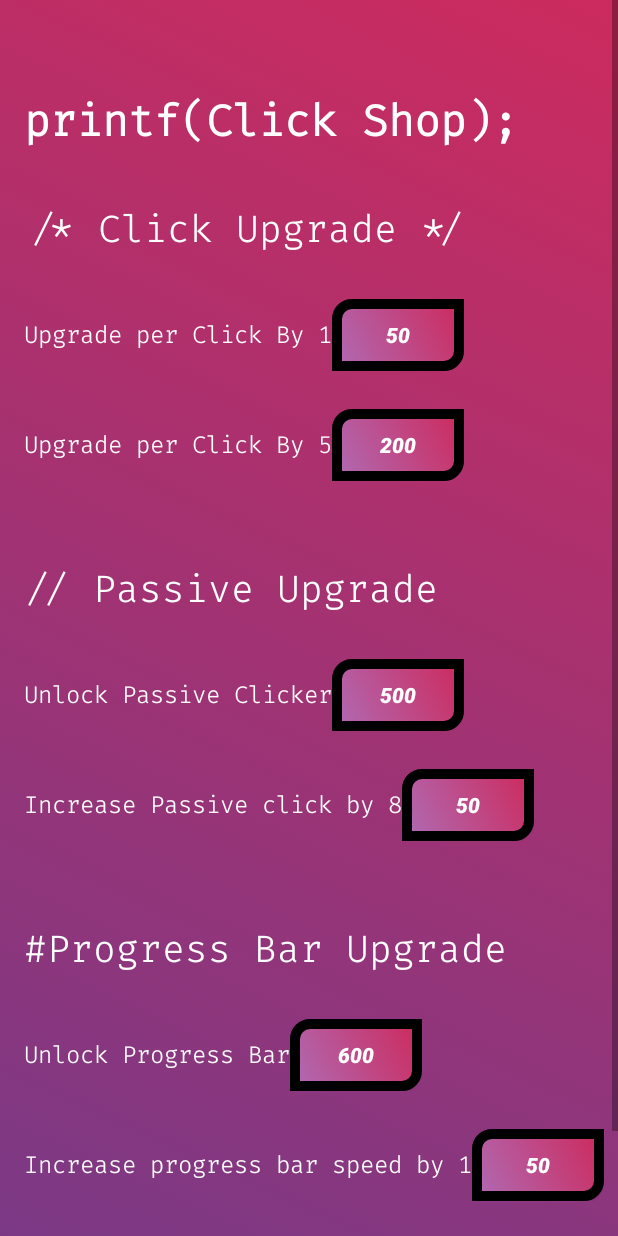
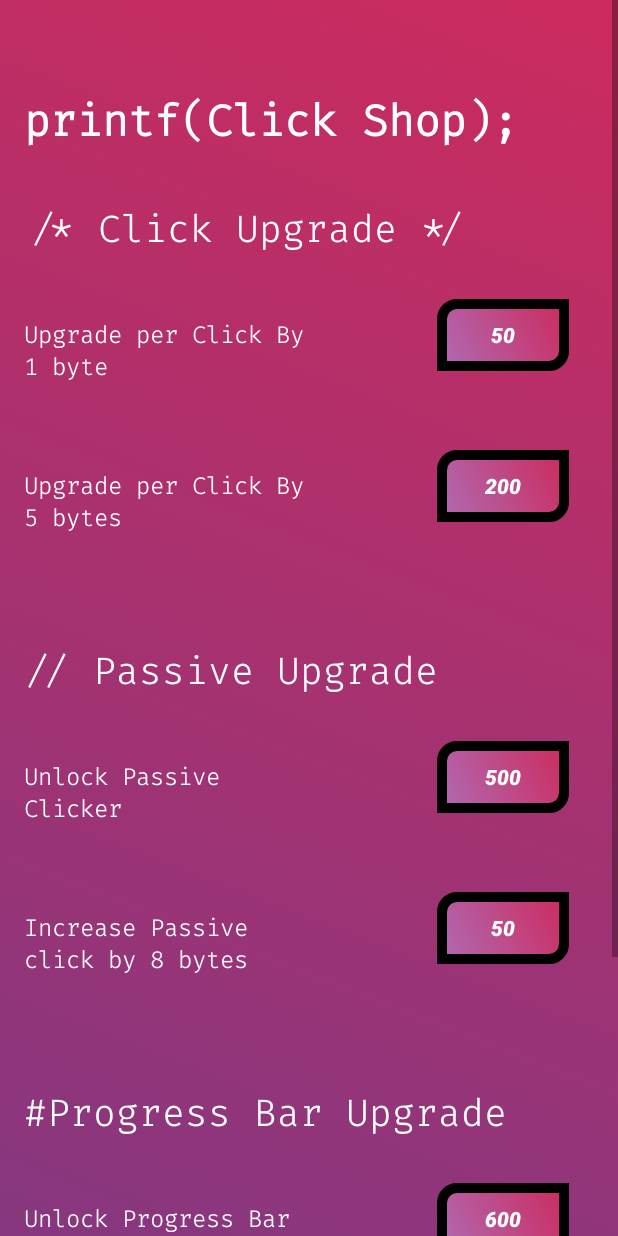
Before and after one commit to Nusse0712/AndroidProject, an Android app: the screen it shows after launch (ShopActivity), after a tap on "TO SHOP", on a phone screen of 412 x 824 dp. Run offline under Robolectric (Android 15) with nearby library versions, the phone set to English and light mode, and no system bars; 1 other tap on this screen came first.

Commit message:
upgrades to the shop xml file

```diff
--- a/app/src/main/java/com/cornez/androidproject/MainActivity.java
+++ b/app/src/main/java/com/cornez/androidproject/MainActivity.java
@@ -107,7 +107,7 @@ private MediaPlayer mp;
 
     //a function that is used for the apply button in the popup
     public void applySettings(View view){
-        volumeBar.setProgress(volumeBar.getProgress()); //set the progess of the bars first
+        volumeBar.setProgress(volumeBar.getProgress()); //set the process of the bars first
         sfxBar.setProgress(sfxBar.getProgress());
         audioManager.setStreamVolume(AudioManager.STREAM_MUSIC,volumeBar.getProgress(), 0);
         //do the same for sfx;
@@ -162,7 +162,7 @@ private MediaPlayer mp;
             myDialog.setContentView(R.layout.custompopup);
             myDialog.show(); //on click shows the dialog box
 
-            //volumeBar and sfxBar and myDialog are only useable in this scope
+            //volumeBar and sfxBar and myDialog are only usable in this scope
             volumeBar = myDialog.findViewById(R.id.musicBar);
             volumeBar.setMax(100);
             volumeBar.setProgress(getCurrentVol());
--- a/app/src/main/res/layout/activity_shop.xml
+++ b/app/src/main/res/layout/activity_shop.xml
@@ -1,6 +1,8 @@
 <?xml version="1.0" encoding="utf-8"?>
 <ScrollView
     xmlns:android="http://schemas.android.com/apk/res/android"
+    xmlns:app="http://schemas.android.com/apk/res-auto"
+    xmlns:tools="http://schemas.android.com/tools"
     android:id="@+id/scroll"
     android:layout_width="match_parent"
     android:layout_height="wrap_content"
@@ -8,8 +10,6 @@
     >
 <LinearLayout
 
-xmlns:app="http://schemas.android.com/apk/res-auto"
-    xmlns:tools="http://schemas.android.com/tools"
     android:layout_width="match_parent"
     android:layout_height="match_parent"
     android:background="@drawable/gradientlist"
@@ -51,11 +51,12 @@ xmlns:app="http://schemas.android.com/apk/res-auto"
     <TextView
         android:fontFamily="@font/firacode"
         android:id="@+id/clickUpgrade1"
-        android:layout_width="wrap_content"
-        android:layout_height="wrap_content"
+        android:layout_width="200dp"
+        android:layout_height="75dp"
         android:text="@string/click_upgrade1"
         android:textSize="16sp"
         android:textColor="#fff"
+        android:layout_marginRight="75dp"
        />
         <Button
             android:id="@+id/button"
@@ -80,11 +81,12 @@ xmlns:app="http://schemas.android.com/apk/res-auto"
         <TextView
             android:fontFamily="@font/firacode"
             android:id="@+id/clickUpgrade2"
-            android:layout_width="wrap_content"
-            android:layout_height="wrap_content"
+            android:layout_width="200dp"
+            android:layout_height="75dp"
             android:text="@string/click_upgrade2"
             android:textSize="16sp"
             android:textColor="#fff"
+            android:layout_marginRight="75dp"
             />
         <Button
             android:id="@+id/button2"
@@ -119,12 +121,13 @@ xmlns:app="http://schemas.android.com/apk/res-auto"
 
         <TextView
             android:id="@+id/passiveUpgrade1"
-            android:layout_width="wrap_content"
-            android:layout_height="wrap_content"
+            android:layout_width="200dp"
+            android:layout_height="75dp"
             android:text="@string/passive_upgrade1"
             android:textSize="16sp"
             android:textColor="#fff"
             android:fontFamily="@font/firacode"
+            android:layout_marginRight="75dp"
 
 
             />
@@ -148,12 +151,13 @@ xmlns:app="http://schemas.android.com/apk/res-auto"
 
         <TextView
             android:id="@+id/passiveUpgrade2"
-            android:layout_width="wrap_content"
-            android:layout_height="wrap_content"
+            android:layout_width="200dp"
+            android:layout_height="75dp"
             android:text="@string/passive_upgrade2"
             android:textSize="16sp"
             android:textColor="#fff"
             android:fontFamily="@font/firacode"
+            android:layout_marginRight="75dp"
 
             />
         <Button
@@ -192,12 +196,13 @@ xmlns:app="http://schemas.android.com/apk/res-auto"
 
         <TextView
             android:id="@+id/storageUpgrade1"
-            android:layout_width="wrap_content"
-            android:layout_height="wrap_content"
+            android:layout_width="200dp"
+            android:layout_height="75dp"
             android:text="@string/storage_upgrade1"
             android:textSize="16sp"
             android:textColor="#fff"
             android:fontFamily="@font/firacode"
+            android:layout_marginRight="75dp"
             />
         <Button
             android:id="@+id/button5"
@@ -220,13 +225,14 @@ xmlns:app="http://schemas.android.com/apk/res-auto"
 
         <TextView
             android:id="@+id/storageUpgrade2"
-            android:layout_width="wrap_content"
-            android:layout_height="wrap_content"
+            android:layout_width="200dp"
+            android:layout_height="75dp"
+            android:layout_marginRight="75dp"
+            android:fontFamily="@font/firacode"
             android:text="@string/storage_upgrade2"
-            android:textSize="16sp"
             android:textColor="#fff"
-            android:fontFamily="@font/firacode"
-            />
+            android:textSize="16sp" />
+
         <Button
             android:id="@+id/button6"
             android:layout_width="wrap_content"
--- a/app/src/main/res/values/strings.xml
+++ b/app/src/main/res/values/strings.xml
@@ -10,15 +10,15 @@
 
     <string name="shop_title">printf("Click Shop");</string>
     <string name="upgrade_click">/*  Click Upgrade  */</string>
-    <string name="click_upgrade1">Upgrade per Click By 1</string>
-    <string name="click_upgrade2">Upgrade per Click By 5</string>
+    <string name="click_upgrade1">Upgrade per Click By 1 byte</string>
+    <string name="click_upgrade2">Upgrade per Click By 5 bytes</string>
     <string name="upgrade_passive">// Passive Upgrade</string>
     <string name="num_of_bytes">/* number of bytes */</string>
     <string name="passive_upgrade1">Unlock Passive Clicker</string>
-    <string name="passive_upgrade2">Increase Passive click by 8</string>
+    <string name="passive_upgrade2">Increase Passive click by 8 bytes</string>
     <string name="upgrade_storage">#Progress Bar Upgrade</string>
     <string name="storage_upgrade1">Unlock Progress Bar</string>
-    <string name="storage_upgrade2">Increase progress bar speed by 1</string>
+    <string name="storage_upgrade2">Increase progress bar speed by 1 byte</string>
     <string name="buy">BUY</string>
     <string name="homeBtn">TO HOME</string>
     <string name="Unlock">clicker.lang.UnlockException: Unlock Me</string>
```
